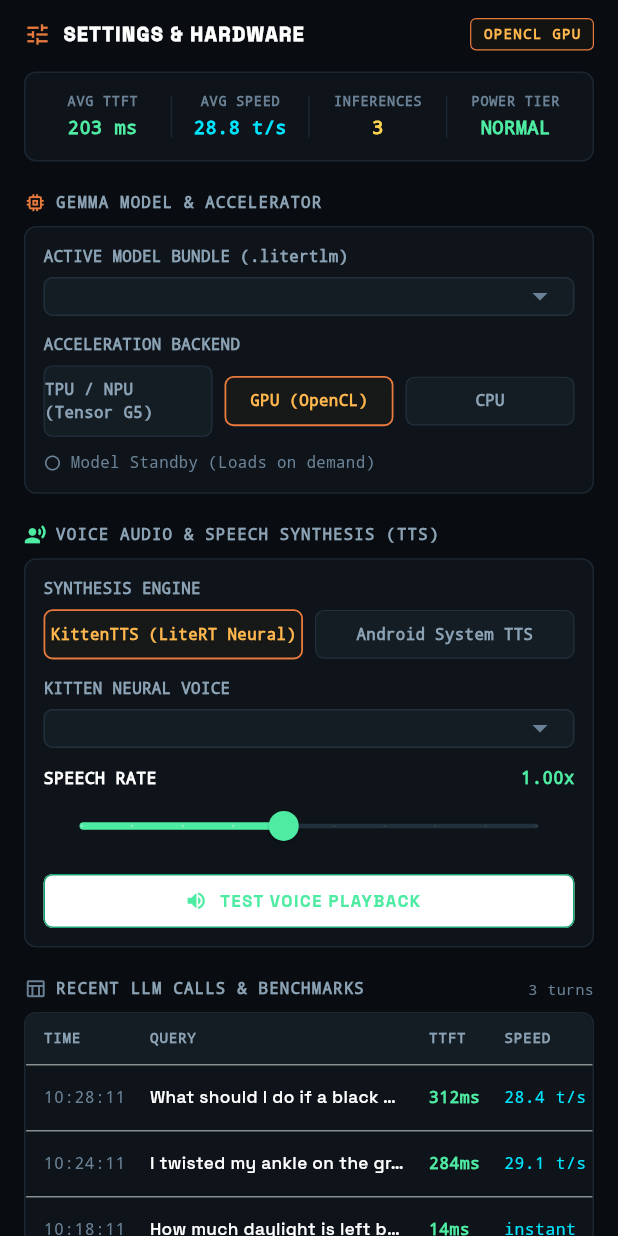
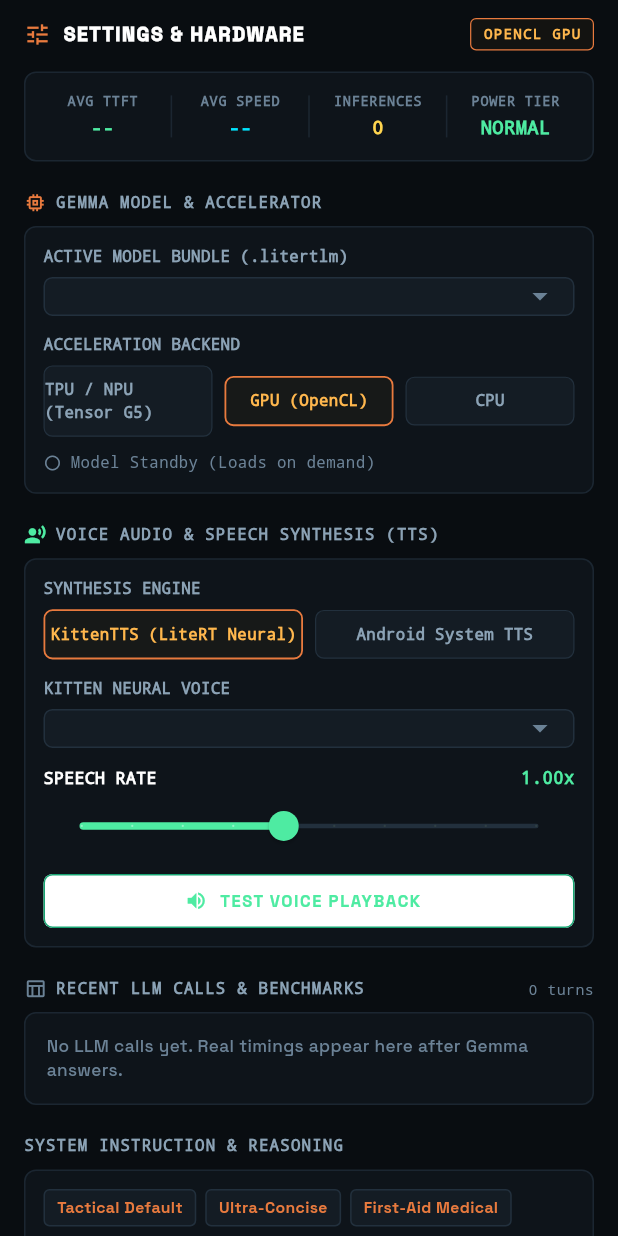
Before and after one commit to KulkarniAnirudh26/gemini-hackathon-survival-app, a Flutter app: the SettingsScreen screen opened directly with empty values, after a tap on "GPU (OpenCL)", on a phone screen of 412 x 824 dp. Run offline on Flutter 3.47's test engine with Material 3 defaults, Android fonts, the phone set to English and light mode, and no system bars; our stand-ins replace battery_plus, flutter_compass, flutter_map, geolocator, latlong2, shared_preferences; accounts and stored records are empty.

Commit message:
Stop seeding fake LLM benchmark rows in Settings
On first open the Settings screen inserted three made-up Gemma calls
(312 ms TTFT, 28.4 t/s, ...) into the assistant's real call history, so
the AVG TTFT / AVG SPEED / INFERENCES metrics showed numbers no model had
produced, even on a device without the models. Settings now shows only
real calls, with an empty-state line until Gemma has answered
(CLAUDE.md: no fabricated facts).

Co-Authored-By: Claude Opus 5.5 <noreply@anthropic.com>

```diff
--- a/lib/ui/settings_screen.dart
+++ b/lib/ui/settings_screen.dart
@@ -37,42 +37,8 @@ Be calm, direct, and explicit. Advise Satellite SOS or 911 for life threats.''';
     _promptController = TextEditingController(
       text: widget.assistant.settings.systemPrompt,
     );
-    _seedDemoLlmCallsIfEmpty();
-  }
-
-  void _seedDemoLlmCallsIfEmpty() {
-    if (widget.assistant.recentCalls.isEmpty) {
-      final now = DateTime.now();
-      widget.assistant.recentCalls.addAll([
-        LlmCallRecord(
-          time: now.subtract(const Duration(minutes: 2)),
-          query: "What should I do if a black bear approaches?",
-          route: "llm (topic: bear)",
-          ttftMs: 312,
-          tokensPerSec: 28.4,
-          tokenCount: 78,
-          durationMs: 3050,
-        ),
-        LlmCallRecord(
-          time: now.subtract(const Duration(minutes: 6)),
-          query: "I twisted my ankle on the granite slope",
-          route: "emergency / aid",
-          ttftMs: 284,
-          tokensPerSec: 29.1,
-          tokenCount: 92,
-          durationMs: 3440,
-        ),
-        LlmCallRecord(
-          time: now.subtract(const Duration(minutes: 12)),
-          query: "How much daylight is left before dusk?",
-          route: "template / solar",
-          ttftMs: 14,
-          tokensPerSec: 0,
-          tokenCount: 22,
-          durationMs: 24,
-        ),
-      ]);
-    }
+    // No sample rows: these metrics only ever show real calls, so they can't be mistaken for
+    // measured performance (CLAUDE.md: no fabricated facts).
   }
 
   @override
@@ -501,7 +467,15 @@ Be calm, direct, and explicit. Advise Satellite SOS or 911 for life threats.''';
                   borderRadius: BorderRadius.circular(8),
                   border: Border.all(color: const Color(0xFF1B2631)),
                 ),
-                child: ClipRRect(
+                child: a.recentCalls.isEmpty
+                    ? const Padding(
+                        padding: EdgeInsets.all(14),
+                        child: Text(
+                          'No LLM calls yet. Real timings appear here after Gemma answers.',
+                          style: TextStyle(color: Color(0xFF6B8296), fontSize: 11.5),
+                        ),
+                      )
+                    : ClipRRect(
                   borderRadius: BorderRadius.circular(8),
                   child: SingleChildScrollView(
                     scrollDirection: Axis.horizontal,
```
